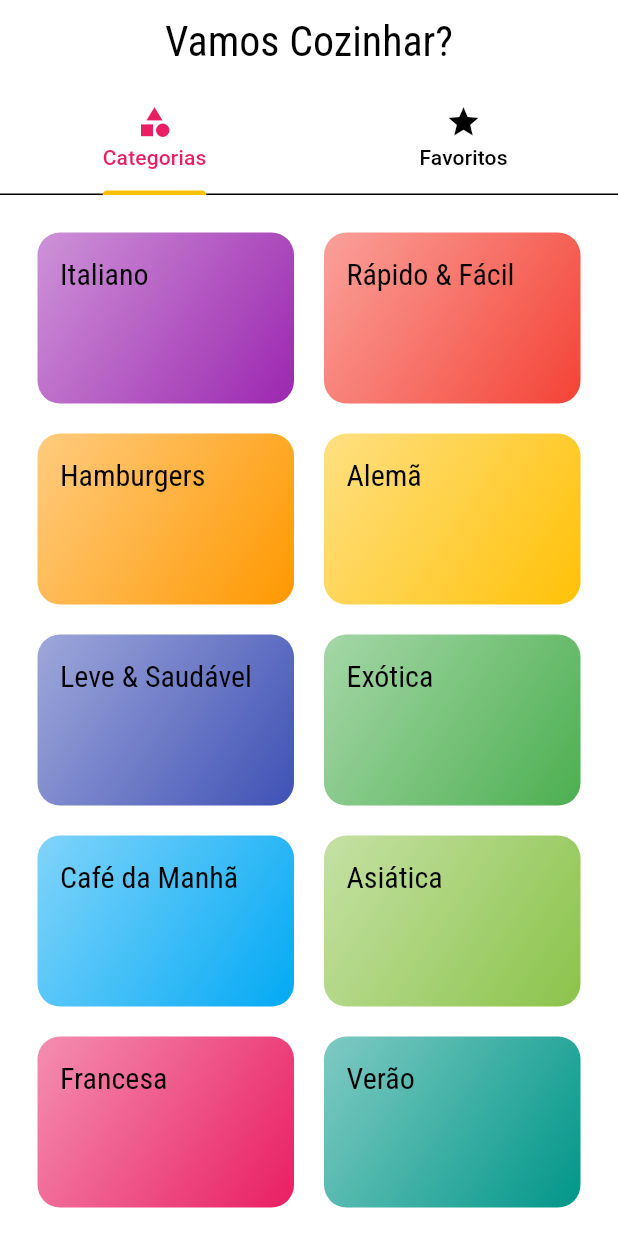
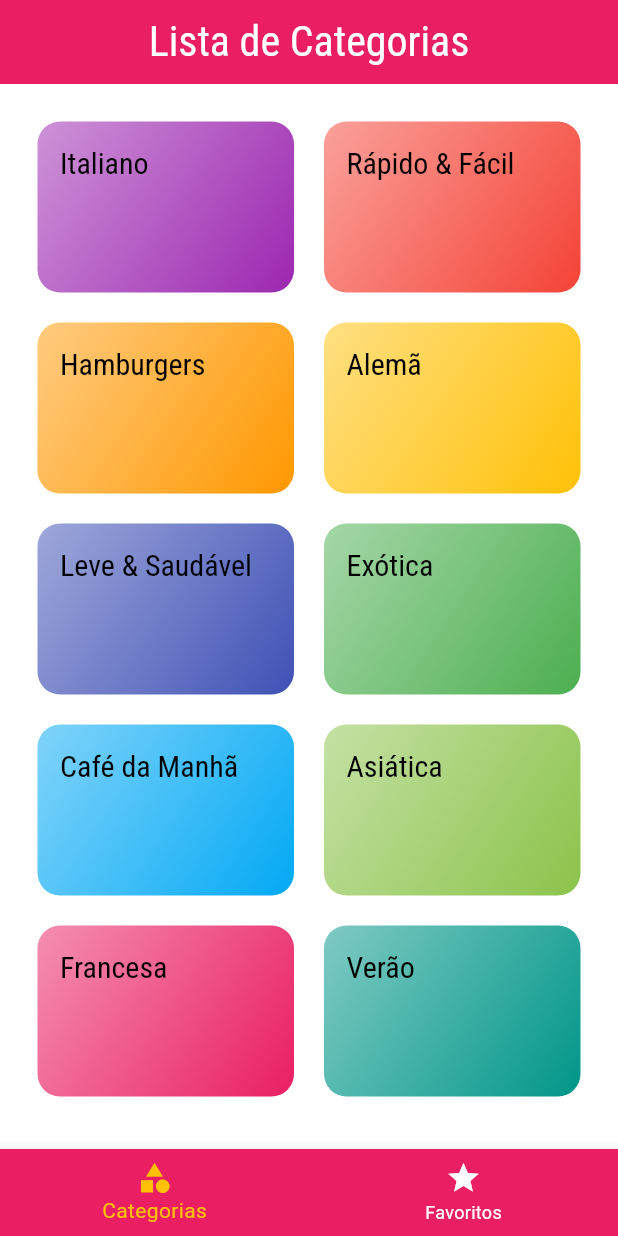
Before and after one commit to beto-luis/meals, a Flutter app: the screen it shows after launch, on a phone screen of 412 x 824 dp. Run offline on Flutter 3.47's test engine with Material 3 defaults, Android fonts, the phone set to English and light mode, and no system bars.

```diff
--- a/lib/main.dart
+++ b/lib/main.dart
@@ -1,7 +1,6 @@
 import 'package:flutter/material.dart';
 
 import 'screens/tabs_screen.dart';
-import 'screens/categories_screen.dart';
 import 'screens/categories_meals_screen.dart';
 import 'utils/app_routes.dart';
 import 'screens/meal_detail_screen.dart';
@@ -14,7 +13,7 @@ class MyApp extends StatelessWidget {
   @override
   Widget build(BuildContext context) {
     return MaterialApp(
-      title: 'Vamos Cozinhas?',
+      title: 'Vamos Cozinhar?',
       theme: ThemeData(
         colorScheme: ColorScheme.fromSwatch(
           primarySwatch: Colors.grey,
--- a/lib/screens/tabs_screen.dart
+++ b/lib/screens/tabs_screen.dart
@@ -2,38 +2,53 @@ import 'package:flutter/material.dart';
 import 'categories_screen.dart';
 import 'favorite_screen.dart';
 
-class TabsScreen extends StatelessWidget {
+class TabsScreen extends StatefulWidget {
   const TabsScreen({super.key});
 
   @override
+  State<TabsScreen> createState() => _TabsScreenState();
+}
+
+class _TabsScreenState extends State<TabsScreen> {
+  int _selectedScreenIndex = 0;
+
+  final List<Map<String, Object>> _screens = [
+    {'title': 'Lista de Categorias', 'Screen': const CategoriesScreen()},
+    {'title': 'Meus Favoritos', 'Screen': const FavoriteScreen()},
+  ];
+
+  _selectScreen(int index) {
+    setState(() {
+      _selectedScreenIndex = index;
+    });
+  }
+
+  @override
   Widget build(BuildContext context) {
-    return DefaultTabController(
-      length: 2,
-      child: Scaffold(
+    return Scaffold(
       appBar: AppBar(
         centerTitle: true,
-          title: const Text('Vamos Cozinhar?',
-          style: TextStyle(fontSize: 28)),
-          bottom: TabBar(
-            indicatorColor: Theme.of(context).colorScheme.secondary,
-            tabs: const [
-              Tab(
+        backgroundColor: Theme.of(context).primaryColor,
+        title: Text(_screens[_selectedScreenIndex]['title'] as String,
+            style: const TextStyle(color: Colors.white, fontSize: 28)),
+      ),
+      body: _screens[_selectedScreenIndex]['Screen'] as Widget,
+      bottomNavigationBar: BottomNavigationBar(
+        onTap: _selectScreen,
+        backgroundColor: Theme.of(context).primaryColor,
+        unselectedItemColor: Colors.white,
+        selectedItemColor: Theme.of(context).colorScheme.secondary,
+        currentIndex: _selectedScreenIndex,
+        items: const [
+          BottomNavigationBarItem(
             icon: Icon(Icons.category),
-                text: 'Categorias',
+            label: ('Categorias'),
           ),
-              Tab(
+          BottomNavigationBarItem(
             icon: Icon(Icons.star),
-                text: 'Favoritos',
+            label: ('Favoritos'),
           ),
         ],
-          ),
-        ),
-        body: const TabBarView(
-          children: [
-            CategoriesScreen(),
-            FavoriteScreen(),
-          ],
-        ),
       ),
     );
   }
```
Lines whose indentation alone changed are shown as unchanged.
